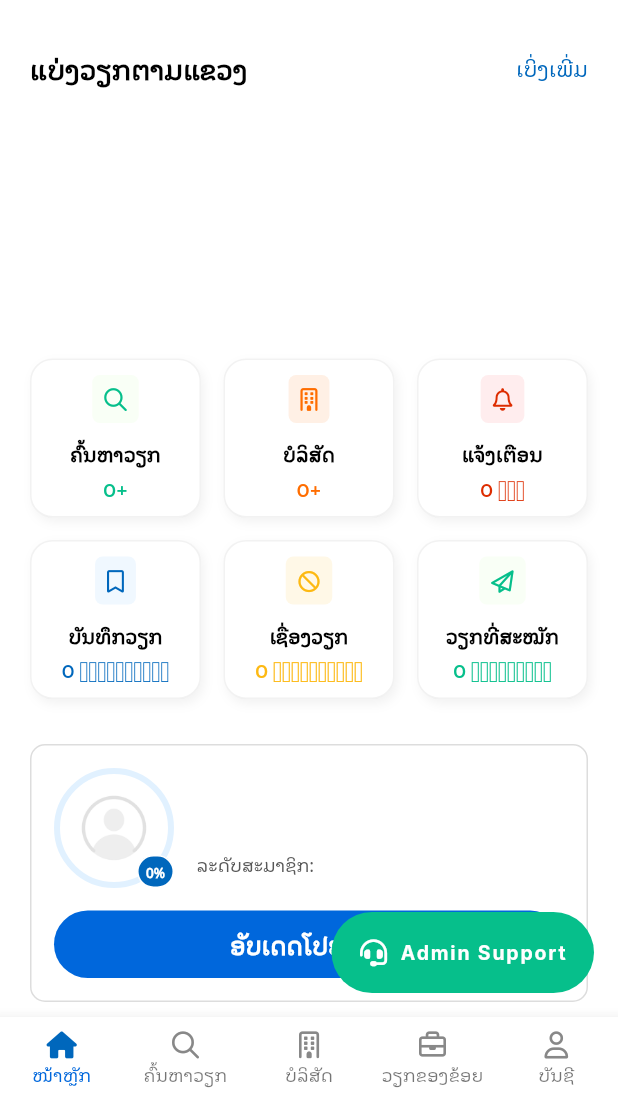
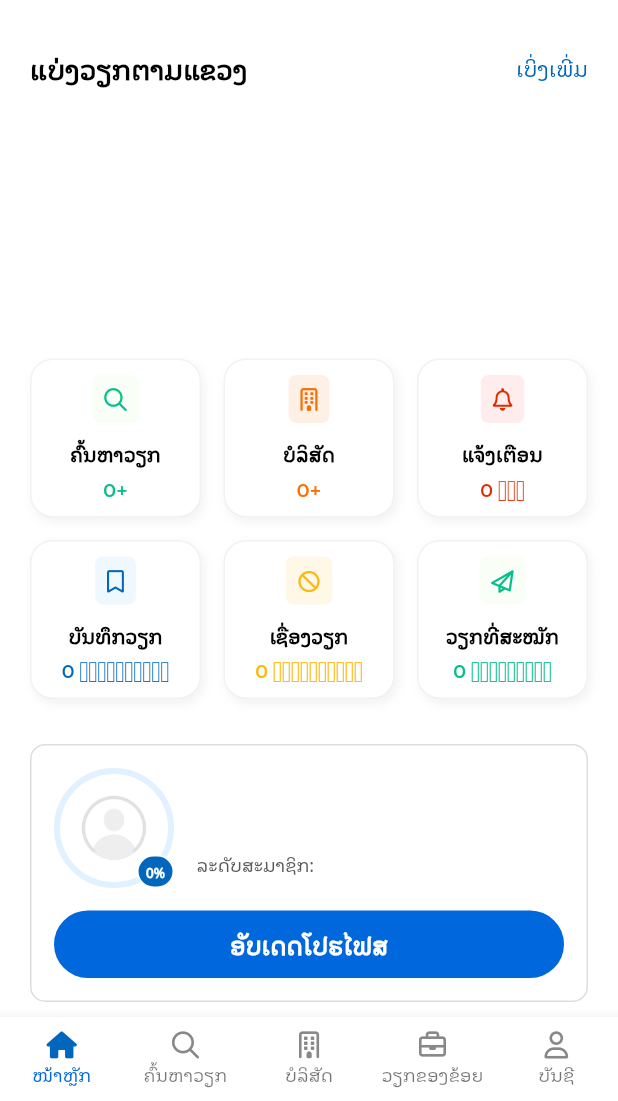
Before and after one commit to Anousackk/108Job-App-Gen2, a Flutter app: the Home screen opened directly, on a phone screen of 412 x 824 dp, the part 135-1236 px from its top. Run offline on Flutter 3.47's test engine with Material 3 defaults, Android fonts, the phone set to English and light mode, and no system bars; drawn by our look-alikes of percent_indicator; our stand-ins replace cached_network_image, carousel_slider, chewie, device_info_plus, dio, dotted_border and 35 more; missing offline and left inert: apple_product_name, flutter_facebook_auth, flutter_quill, flutter_quill_delta_from_html, html_editor_enhanced, image_gallery_saver_plus and 3 more; accounts and stored records are empty; network calls fail; Roboto replaces fonts that are missing (Inter); statements that could not run were skipped.

Commit message:
Chat admin support

```diff
--- a/lib/provider/globalSettingProvider.dart
+++ b/lib/provider/globalSettingProvider.dart
@@ -6,14 +6,21 @@ import 'package:flutter/material.dart';
 class GlobalSettingProvider extends ChangeNotifier {
   // Private Variables
   bool _isHideBoothCheckIn = false;
+  bool _isHideChat = false;
 
   // Getters
   bool get isHideBoothCheckIn => _isHideBoothCheckIn;
+  bool get isHideChat => _isHideChat;
 
   //
   // Setters
   set isHideBoothCheckIn(bool value) {
     _isHideBoothCheckIn = value;
+    notifyListeners();
+  }
+
+  set isHideChat(bool value) {
+    _isHideChat = value;
     notifyListeners();
   }
 
@@ -23,10 +30,11 @@ class GlobalSettingProvider extends ChangeNotifier {
       if (res != null && res is Map) {
         _isHideBoothCheckIn =
             res['globalSetting']['isHideBoothCheckIn'] as bool? ?? false;
+        _isHideChat = res['globalSetting']['isHideChat'] as bool? ?? false;
       }
 
       notifyListeners();
-      print("Fetch Global Setting: $_isHideBoothCheckIn");
+      print("Fetch Global Setting: $res");
     } catch (e) {
       print("Fetch Global Setting error: $e");
     }
--- a/lib/screen/screenAfterSignIn/home/home.dart
+++ b/lib/screen/screenAfterSignIn/home/home.dart
@@ -472,6 +472,7 @@ class _HomeState extends State<Home> {
     final recommendJobByAI = context.watch<RecommendJobAIProvider>();
     final profileDashboardStatusProvider =
         context.watch<ProfileDashboardStatusProvider>();
+    final globalSettingProvider = context.watch<GlobalSettingProvider>();
 
     return MediaQuery(
       data: MediaQuery.of(context).copyWith(textScaler: TextScaler.linear(1.0)),
@@ -504,6 +505,7 @@ class _HomeState extends State<Home> {
               statisticEventProvider: statisticEventProvider,
               recommendJobByAI: recommendJobByAI,
               profileDashboardStatusProvider: profileDashboardStatusProvider,
+              globalSettingProvider: globalSettingProvider,
             ),
 
             // Tab 1 Job Search
@@ -658,6 +660,8 @@ class _HomeState extends State<Home> {
             )
           ],
         ),
+
+        // Floating action button for chat with admin support
 
         // floatingActionButton: Padding(
         //   padding: const EdgeInsets.only(bottom: 10.0, right: 4.0),
@@ -743,96 +747,95 @@ class _HomeState extends State<Home> {
         //   ),
         // ),
 
-        floatingActionButton: _currentIndex != 0
-            ? null
-            : AnimatedContainer(
-                duration: const Duration(milliseconds: 300),
-                curve: Curves.easeInOut,
-                height: 54,
-                width: _showFullFAB ? 175 : 54,
-                child: FloatingActionButton(
-                  onPressed: () {
-                    Navigator.push(
-                      context,
-                      MaterialPageRoute(
-                        builder: (context) => const ChatWithAdminSupport(),
-                      ),
-                    );
-                  },
-                  backgroundColor: AppColors.teal,
-                  elevation: 0,
-                  shape: RoundedRectangleBorder(
-                    borderRadius: BorderRadius.circular(27),
-                  ),
-                  child: Stack(
-                    alignment: Alignment.center,
-                    clipBehavior: Clip.none,
-                    children: [
-                      Row(
-                        mainAxisAlignment: MainAxisAlignment.center,
-                        children: [
-                          const Text(
-                            "\uf590",
-                            style: TextStyle(
-                              fontFamily: "FontAwesomeSolid",
-                              fontSize: 18,
-                              color: Colors.white,
-                            ),
-                          ),
-                          if (_showFullFAB) ...[
-                            const SizedBox(width: 8),
-                            Flexible(
-                              child: Text(
-                                "Admin Support".tr,
-                                style: const TextStyle(
-                                  color: Colors.white,
-                                  fontWeight: FontWeight.bold,
-                                  fontFamily: "Inter",
-                                  fontSize: 13,
-                                ),
-                                maxLines: 1,
-                                overflow: TextOverflow.ellipsis,
-                              ),
-                            ),
-                          ],
-                        ],
-                      ),
-                      // if (profileDashboardStatusProvider.totalMessages != 0)
-                      //   Positioned(
-                      //     top: -6,
-                      //     right: _showFullFAB ? -10 : -4,
-                      //     child: Container(
-                      //       padding: const EdgeInsets.all(4),
-                      //       decoration: BoxDecoration(
-                      //         color: AppColors.danger,
-                      //         shape: BoxShape.circle,
-                      //         border:
-                      //             Border.all(color: Colors.white, width: 1.5),
-                      //       ),
-                      //       constraints: const BoxConstraints(
-                      //         minWidth: 18,
-                      //         minHeight: 18,
-                      //       ),
-                      //       child: Center(
-                      //         child: Text(
-                      //           profileDashboardStatusProvider.totalMessages >=
-                      //                   100
-                      //               ? "99+"
-                      //               : "${profileDashboardStatusProvider.totalMessages}",
-                      //           style: const TextStyle(
-                      //             color: Colors.white,
-                      //             fontSize: 8,
-                      //             fontWeight: FontWeight.bold,
-                      //             fontFamily: "Inter",
+        // Floating action button for chat with admin support
+
+        // floatingActionButton: _currentIndex != 0
+        //     ? null
+        //     : AnimatedContainer(
+        //         duration: const Duration(milliseconds: 300),
+        //         curve: Curves.easeInOut,
+        //         height: 54,
+        //         width: _showFullFAB ? 175 : 54,
+        //         child: FloatingActionButton(
+        //           onPressed: () {
+        //             Navigator.push(
+        //               context,
+        //               MaterialPageRoute(
+        //                 builder: (context) => const ChatWithAdminSupport(),
+        //               ),
+        //             );
+        //           },
+        //           backgroundColor: AppColors.primaryCustom,
+        //           elevation: 0,
+        //           shape: RoundedRectangleBorder(
+        //             borderRadius: BorderRadius.circular(100),
+        //           ),
+        //           child: Stack(
+        //             alignment: Alignment.center,
+        //             clipBehavior: Clip.none,
+        //             children: [
+        //               Row(
+        //                 mainAxisAlignment: MainAxisAlignment.center,
+        //                 children: [
+        //                   Text(
+        //                     "\uf590",
+        //                     style: fontAwesomeSolid(
+        //                       null,
+        //                       18,
+        //                       AppColors.iconLight,
+        //                       null,
+        //                     ),
+        //                   ),
+        //                   if (_showFullFAB) ...[
+        //                     const SizedBox(width: 8),
+        //                     Flexible(
+        //                       child: Text(
+        //                         "Admin Support".tr,
+        //                         style: bodyTextNormal(
+        //                             null, AppColors.fontWhite, null),
+        //                         maxLines: 1,
+        //                         overflow: TextOverflow.ellipsis,
+        //                       ),
+        //                     ),
+        //                   ],
+        //                 ],
+        //               ),
+        //               // if (profileDashboardStatusProvider.totalMessages != 0)
+        //               //   Positioned(
+        //               //     top: -6,
+        //               //     right: _showFullFAB ? -10 : -4,
+        //               //     child: Container(
+        //               //       padding: const EdgeInsets.all(4),
+        //               //       decoration: BoxDecoration(
+        //               //         color: AppColors.danger,
+        //               //         shape: BoxShape.circle,
+        //               //         border:
+        //               //             Border.all(color: Colors.white, width: 1.5),
+        //               //       ),
+        //               //       constraints: const BoxConstraints(
+        //               //         minWidth: 18,
+        //               //         minHeight: 18,
+        //               //       ),
+        //               //       child: Center(
+        //               //         child: Text(
+        //               //           profileDashboardStatusProvider.totalMessages >=
+        //               //                   100
+        //               //               ? "99+"
+        //               //               : "${profileDashboardStatusProvider.totalMessages}",
+        //               //           style: const TextStyle(
+        //               //             color: Colors.white,
+        //               //             fontSize: 8,
+        //               //             fontWeight: FontWeight.bold,
+        //               //             fontFamily: "Inter",
+        //               //           ),
+        //               //         ),
+        //               //       ),
+        //               //     ),
+        //               //   ),
+        //             ],
         //           ),
         //         ),
         //       ),
-                      //     ),
-                      //   ),
-                    ],
-                  ),
-                ),
-              ),
       ),
     );
   }
@@ -968,6 +971,7 @@ class _HomeState extends State<Home> {
     required EventAvailableProvider statisticEventProvider,
     required RecommendJobAIProvider recommendJobByAI,
     required ProfileDashboardStatusProvider profileDashboardStatusProvider,
+    required GlobalSettingProvider globalSettingProvider,
   }) {
     return SafeArea(
       child: Stack(
@@ -1034,6 +1038,7 @@ class _HomeState extends State<Home> {
                           mainAxisAlignment: MainAxisAlignment.end,
                           children: [
                             // Message Contact with admin support
+                            if (!globalSettingProvider.isHideChat)
                               GestureDetector(
                                 onTap: () async {
                                   Navigator.push(
--- a/pubspec.yaml
+++ b/pubspec.yaml
@@ -15,7 +15,7 @@ publish_to: "none" # Remove this line if you wish to publish to pub.dev
 # In iOS, build-name is used as CFBundleShortVersionString while build-number used as CFBundleVersion.
 # Read more about iOS versioning at
 # https://developer.apple.com/library/archive/documentation/General/Reference/InfoPlistKeyReference/Articles/CoreFoundationKeys.html
-version: 3.7.3+2
+version: 3.7.5+1
 
 environment:
   sdk: ">=2.12.0 <3.32.6"
```
Also changed, not shown: lib/screen/screenAfterSignIn/home/Widget/chatWithAdminSupport.dart (+126 -85 lines), 121 other files. Lines whose indentation alone changed are shown as unchanged.
